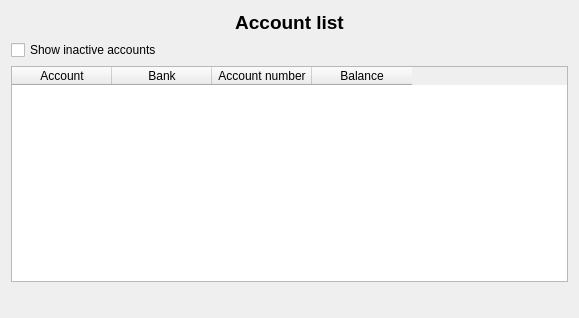
Old version of the form xulpymoney/ui/wdgAccounts.ui in the repository turulomio/xulpymoney.
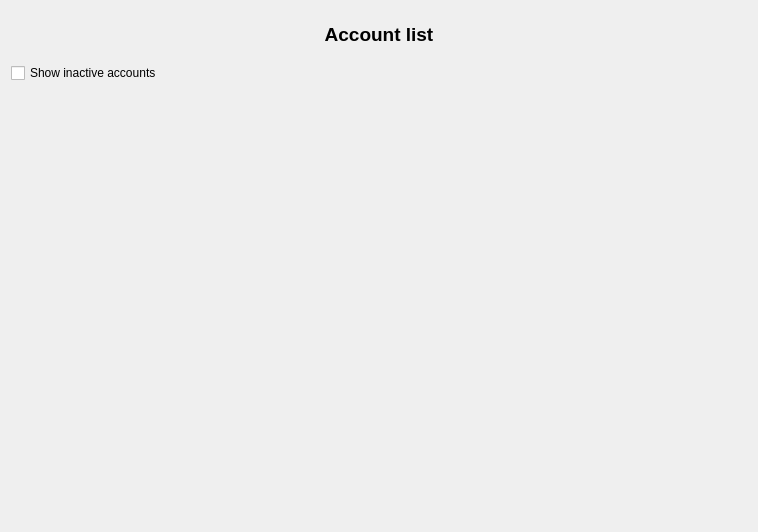
New version of the form. Icons and pictures are not drawn. Custom widgets are drawn as their Qt base class.

Commit message: Addapting code to new myQTableWidget. wdgAccounts

```diff
--- a/xulpymoney/ui/wdgAccounts.ui
+++ b/xulpymoney/ui/wdgAccounts.ui
@@ -6,8 +6,8 @@
    <rect>
     <x>0</x>
     <y>0</y>
-    <width>579</width>
-    <height>318</height>
+    <width>758</width>
+    <height>532</height>
    </rect>
   </property>
   <layout class="QVBoxLayout" name="verticalLayout_3">
@@ -40,49 +40,7 @@
         </widget>
        </item>
        <item>
-        <widget class="myQTableWidget" name="tblAccounts">
-         <property name="contextMenuPolicy">
-          <enum>Qt::CustomContextMenu</enum>
-         </property>
-         <property name="editTriggers">
-          <set>QAbstractItemView::NoEditTriggers</set>
-         </property>
-         <property name="alternatingRowColors">
-          <bool>true</bool>
-         </property>
-         <property name="selectionMode">
-          <enum>QAbstractItemView::SingleSelection</enum>
-         </property>
-         <property name="selectionBehavior">
-          <enum>QAbstractItemView::SelectRows</enum>
-         </property>
-         <attribute name="verticalHeaderVisible">
-          <bool>false</bool>
-         </attribute>
-         <attribute name="verticalHeaderCascadingSectionResizes">
-          <bool>false</bool>
-         </attribute>
-         <column>
-          <property name="text">
-           <string>Account</string>
-          </property>
-         </column>
-         <column>
-          <property name="text">
-           <string>Bank</string>
-          </property>
-         </column>
-         <column>
-          <property name="text">
-           <string>Account number</string>
-          </property>
-         </column>
-         <column>
-          <property name="text">
-           <string>Balance</string>
-          </property>
-         </column>
-        </widget>
+        <widget class="myQTableWidget" name="mqtwAccounts" native="true"/>
        </item>
       </layout>
      </item>
@@ -172,7 +130,7 @@
  <customwidgets>
   <customwidget>
    <class>myQTableWidget</class>
-   <extends>QTableWidget</extends>
+   <extends>QWidget</extends>
    <header location="global">myqtablewidget</header>
   </customwidget>
  </customwidgets>
```
Left out of the diff: 1 changed line with no effect on the pictures. The commit also changes 12 other files.
